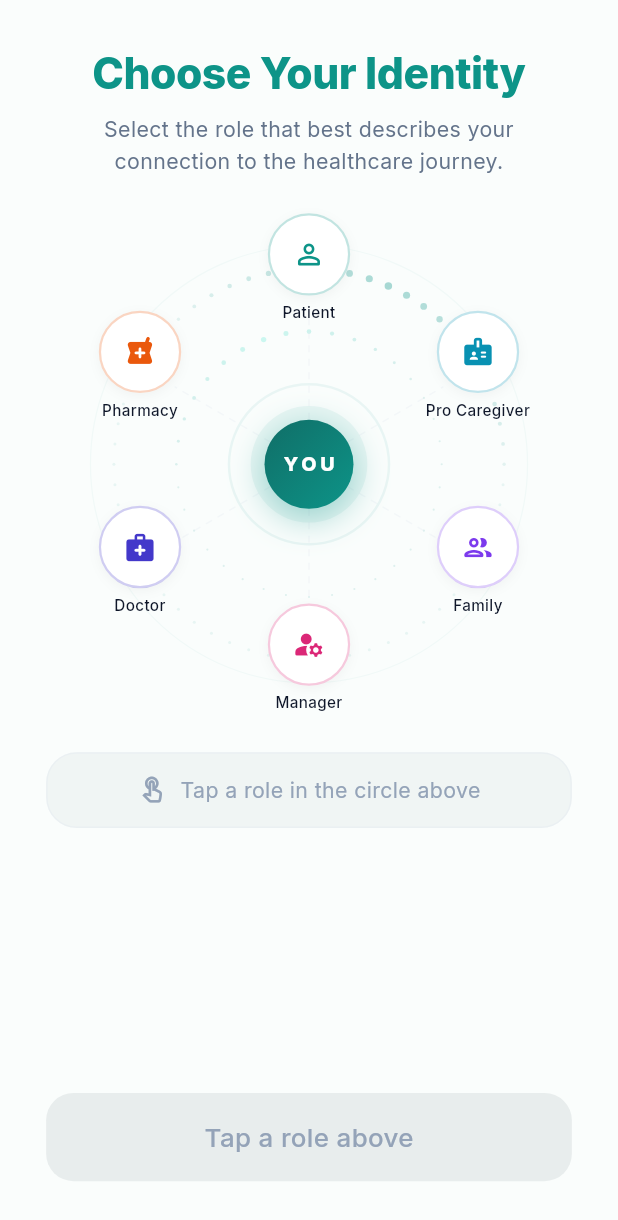
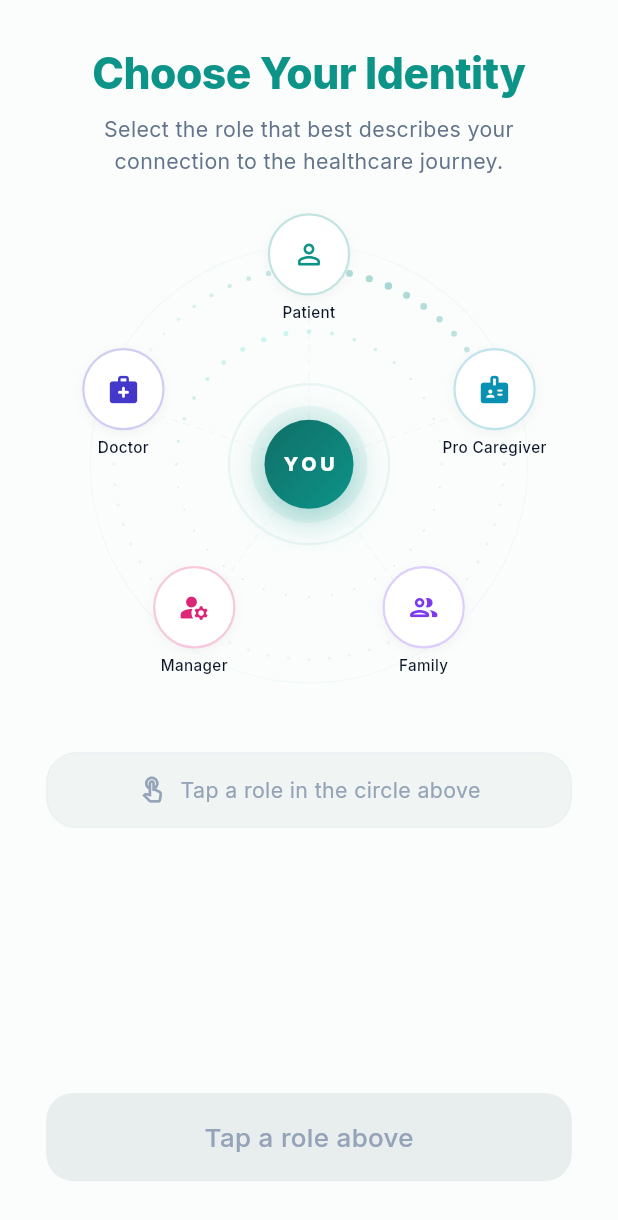
Before and after one commit to abdulrahmanjaat/CureSync, a Flutter app: the screen it shows once a user with an empty profile is signed in, on a phone screen of 412 x 824 dp. Shown: the top 1220 px of the screen. Run offline on Flutter 3.47's test engine with Material 3 defaults, Android fonts, the phone set to English and light mode, and no system bars; our stand-ins replace cloud_firestore, drift, firebase_auth, firebase_core, firebase_messaging, flutter_animate and 14 more; accounts and stored records are empty; generated files the repository leaves out were written again.

Commit message:
update feature and remove pharmacy

```diff
--- a/lib/core/router/app_router.dart
+++ b/lib/core/router/app_router.dart
@@ -23,6 +23,10 @@ import '../../features/caregiver/presentation/screens/caregiver_alerts_screen.da
 import '../../features/caregiver/presentation/screens/pending_deals_screen.dart';
 import '../../features/caregiver/presentation/screens/caregiver_patient_view_screen.dart';
 import '../../features/caregiver/presentation/providers/caregiver_provider.dart';
+import '../../features/doctor/presentation/screens/doctor_dashboard_screen.dart';
+import '../../features/doctor/presentation/screens/doctor_appointments_screen.dart';
+import '../../features/doctor/presentation/screens/doctor_prescriptions_screen.dart';
+import '../../features/doctor/presentation/providers/doctor_provider.dart';
 import '../../features/manager/presentation/screens/manager_patient_view_screen.dart';
 import '../../features/manager/presentation/screens/manager_notifications_screen.dart';
 import '../../features/family/presentation/screens/family_notifications_screen.dart';
@@ -44,17 +48,24 @@ class _RouterNotifier extends ChangeNotifier {
     _onboardingSub = ref.listen(caregiverProfileProvider, (_, _) {
       notifyListeners();
     });
+    // Same lifecycle hook for the doctor profile — flips the dashboard gate
+    // open the moment pro_doctors/{uid}.onboardingComplete becomes true.
+    _doctorOnboardingSub = ref.listen(doctorProfileProvider, (_, _) {
+      notifyListeners();
+    });
   }
 
   late final ProviderSubscription _authSub;
   late final ProviderSubscription _userSub;
   late final ProviderSubscription _onboardingSub;
+  late final ProviderSubscription _doctorOnboardingSub;
 
   @override
   void dispose() {
     _authSub.close();
     _userSub.close();
     _onboardingSub.close();
+    _doctorOnboardingSub.close();
     super.dispose();
   }
 }
@@ -99,8 +110,10 @@ final routerProvider = Provider<GoRouter>((ref) {
       // CASE 2: Logged in but NO role assigned yet
       if (role == null) {
         if (currentPath == '/role-selection') return null;
-        // Pro-caregiver onboarding is accessible before role is confirmed
+        // Onboarding flows are reachable before the role doc is finalised so
+        // the user can complete role-specific setup atomically with selection.
         if (currentPath == '/caregiver/onboarding') return null;
+        if (currentPath == '/doctor/onboarding')    return null;
         return '/role-selection';
       }
 
@@ -126,11 +139,28 @@ final routerProvider = Provider<GoRouter>((ref) {
         }
       }
 
+      // CASE 4b: Doctor onboarding guard — mirrors the pro-caregiver flow.
+      // Block dashboard until pro_doctors/{uid}.onboardingComplete=true so a
+      // half-configured doctor (no specialty / no license) can never appear in
+      // the Discovery Hub or accept appointments.
+      if (role == UserRole.doctor) {
+        final profileAsync = ref.read(doctorProfileProvider);
+        if (!profileAsync.hasValue) return null;
+        final done = profileAsync.valueOrNull?.onboardingComplete ?? false;
+        if (!done && currentPath == '/dashboard') {
+          return '/doctor/onboarding';
+        }
+        if (done && currentPath == '/doctor/onboarding') {
+          return '/dashboard';
+        }
+      }
+
       // CASE 5: Role-specific guards
 
       // add-med is write access — patients (own data), managers (managed
       // patient data), and pro-caregivers (assigned patients) are allowed.
-      // Family role is read-only and must never write medication records.
+      // Family is read-only. Doctors write *prescriptions*, never raw med
+      // entries on the patient record — keep them out of this surface.
       if (currentPath.endsWith('/add-med')) {
         if (role != UserRole.patient &&
             role != UserRole.manager &&
@@ -140,9 +170,18 @@ final routerProvider = Provider<GoRouter>((ref) {
       }
 
       // Only Patient and Manager may access the discovery hub.
+      // Doctors / caregivers / family must never browse the hub.
       if (currentPath == '/discovery' &&
           role != UserRole.patient &&
           role != UserRole.manager) {
+        return '/dashboard';
+      }
+
+      // CASE 6: Hard isolation — `/doctor/*` is doctor-only territory.
+      // Excludes /doctor/onboarding (handled above in CASE 2 / CASE 4b).
+      if (currentPath.startsWith('/doctor/') &&
+          currentPath != '/doctor/onboarding' &&
+          role != UserRole.doctor) {
         return '/dashboard';
       }
 
@@ -256,6 +295,49 @@ final routerProvider = Provider<GoRouter>((ref) {
           patientId: state.pathParameters['id']!,
         ),
       ),
+
+      // ── Doctor routes (role-isolated by CASE 6 guard above) ─────────────
+      GoRoute(
+        path: '/doctor',
+        builder: (context, state) => const DoctorDashboardScreen(),
+      ),
+      GoRoute(
+        // TODO(doctor-onboarding): swap placeholder for DoctorOnboardingScreen
+        //   once the clinician onboarding UI lands. Until then the guard at
+        //   CASE 4b keeps doctors stuck here, so this MUST remain reachable.
+        path: '/doctor/onboarding',
+        builder: (context, state) => const _DoctorOnboardingPlaceholder(),
+      ),
+      GoRoute(
+        path: '/doctor/appointments',
+        builder: (context, state) => const DoctorAppointmentsScreen(),
+      ),
+      GoRoute(
+        path: '/doctor/prescriptions',
+        builder: (context, state) => const DoctorPrescriptionsScreen(),
+      ),
     ],
   );
 });
+
+// Temporary placeholder — replaced once the real onboarding UI exists.
+// Kept inside app_router.dart so removal is a single-file change.
+class _DoctorOnboardingPlaceholder extends StatelessWidget {
+  const _DoctorOnboardingPlaceholder();
+
+  @override
+  Widget build(BuildContext context) {
+    return const Scaffold(
+      body: Center(
+        child: Padding(
+          padding: EdgeInsets.all(24),
+          child: Text(
+            'Doctor onboarding UI lands next sprint.\n'
+            'Router gate is wired — fill in specialty, license, and fees here.',
+            textAlign: TextAlign.center,
+          ),
+        ),
+      ),
+    );
+  }
+}
--- a/lib/features/auth/presentation/providers/role_provider.dart
+++ b/lib/features/auth/presentation/providers/role_provider.dart
@@ -1,7 +1,15 @@
 import 'package:flutter_riverpod/flutter_riverpod.dart';
 
-/// Hard-separated roles — each maps to a distinct UI and permission set.
-enum UserRole { patient, family, proCaregiver, manager, doctor, pharmacy }
+/// Hard-separated roles — each maps to a distinct UI surface and permission
+/// set. No role may render, query, or write data belonging to another role.
+///
+/// Role matrix (5-tier, final):
+///   • patient       → owns own medical record
+///   • manager       → administers one or more patient records
+///   • proCaregiver  → professional, paid, discoverable via Discovery Hub
+///   • family        → read-only observer linked via access code
+///   • doctor        → clinician — writes prescriptions, manages appointments
+enum UserRole { patient, family, proCaregiver, manager, doctor }
 
 extension UserRoleX on UserRole {
   String get firestoreValue => switch (this) {
@@ -10,7 +18,6 @@ extension UserRoleX on UserRole {
         UserRole.proCaregiver => 'pro_caregiver',
         UserRole.manager      => 'manager',
         UserRole.doctor       => 'doctor',
-        UserRole.pharmacy     => 'pharmacy',
       };
 
   static UserRole? fromString(String? v) => switch (v) {
@@ -19,7 +26,6 @@ extension UserRoleX on UserRole {
         'pro_caregiver' => UserRole.proCaregiver,
         'manager'       => UserRole.manager,
         'doctor'        => UserRole.doctor,
-        'pharmacy'      => UserRole.pharmacy,
         _               => null,
       };
 }
@@ -31,5 +37,7 @@ class RoleNotifier extends StateNotifier<UserRole?> {
   void clear() => state = null;
 }
 
-final roleProvider =
-    StateNotifierProvider<RoleNotifier, UserRole?>((ref) => RoleNotifier());
+/// autoDispose: role selection is a transient flow — reset between sessions.
+final roleProvider = StateNotifierProvider.autoDispose<RoleNotifier, UserRole?>(
+  (ref) => RoleNotifier(),
+);
--- a/lib/features/auth/presentation/screens/role_selection_screen.dart
+++ b/lib/features/auth/presentation/screens/role_selection_screen.dart
@@ -74,14 +74,6 @@ const _nodes = [
     role: UserRole.doctor,
     color: Color(0xFF4338CA),
   ),
-  _Node(
-    id: 'pharmacy',
-    label: 'Pharmacy',
-    icon: Icons.local_pharmacy_rounded,
-    description: 'Process prescriptions, manage medication inventory and track dispensing.',
-    role: UserRole.pharmacy,
-    color: Color(0xFFEA580C),
-  ),
 ];
 
 // ═══════════════════════════════════════════════════════════════════
@@ -144,6 +136,9 @@ class _RoleSelectionScreenState extends ConsumerState<RoleSelectionScreen>
     if (_selected!.id == 'pro_caregiver') {
       // Pro-Caregiver goes to onboarding to set rates + specializations
       context.go('/caregiver/onboarding');
+    } else if (_selected!.id == 'doctor') {
+      // Doctor goes to clinician onboarding (specialty, license, fees)
+      context.go('/doctor/onboarding');
     } else {
       // Patient, Family, and Manager go directly to their dashboard
       context.go('/dashboard');
```
Also changed, not shown: lib/features/doctor/data/models/doctor_model.dart (added, +234 -0 lines), lib/features/doctor/presentation/providers/doctor_provider.dart (+22 -0 lines), .claude/settings.local.json (added).
